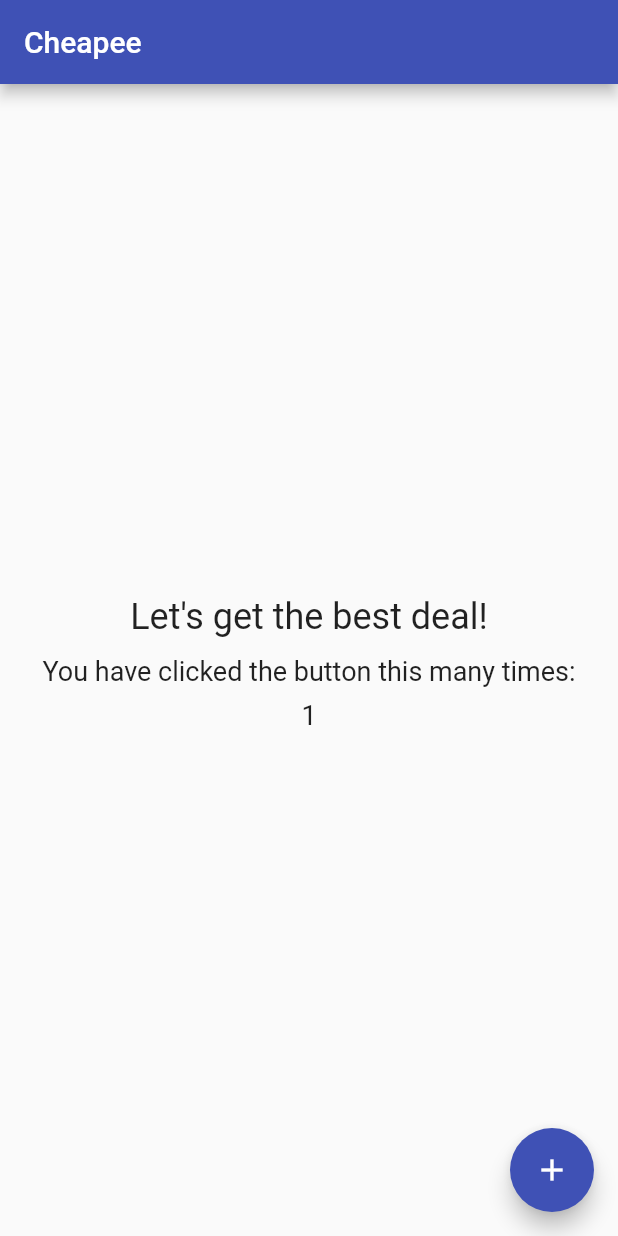
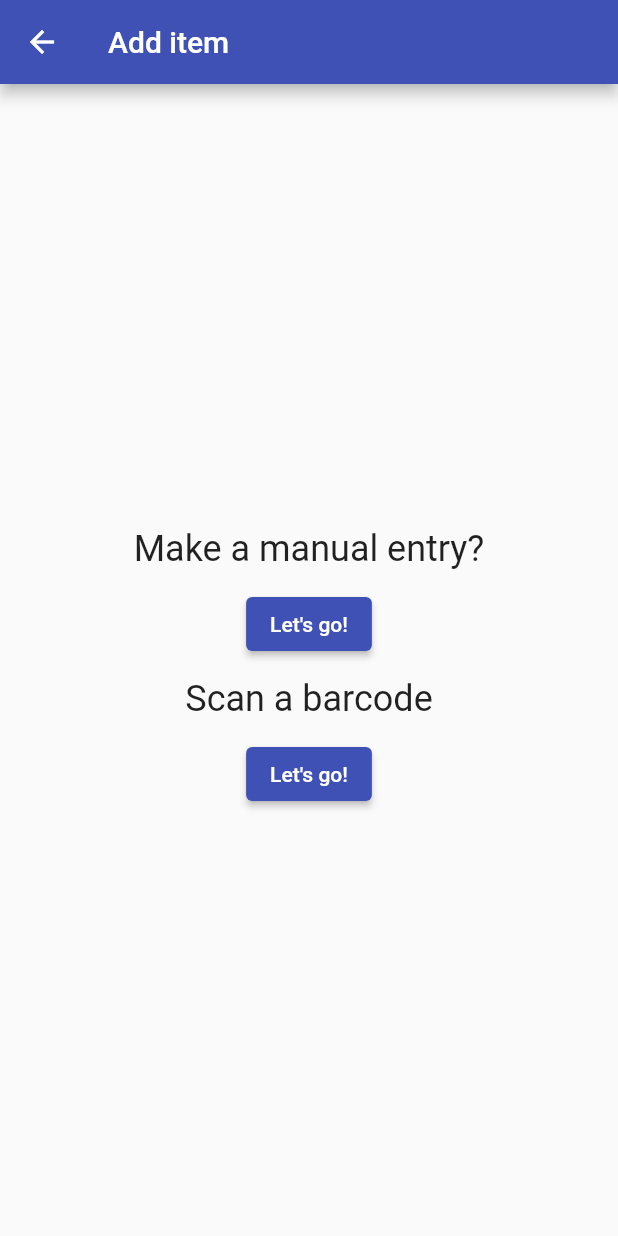
Before and after one commit to yougotwill/cheapee, a Flutter app: the screen it shows after launch, after a tap on the "add" icon, on a phone screen of 412 x 824 dp. Run offline on Flutter 3.47's test engine with Material 2 defaults, Android fonts, the phone set to English and light mode, and no system bars; our stand-ins replace cloud_firestore, firebase_core; accounts and stored records are empty.

Commit message:
added item screens made, tweaked heading widget styling

```diff
--- a/lib/main.dart
+++ b/lib/main.dart
@@ -3,7 +3,10 @@ import 'package:provider/provider.dart';
 import 'package:firebase_core/firebase_core.dart';
 import 'package:cloud_firestore/cloud_firestore.dart';
 
-import 'src/pages/homepage.dart';
+import 'src/pages/home.dart';
+import 'src/pages/addItem.dart';
+import 'package:cheapee/src/pages/addItemManual.dart';
+import 'package:cheapee/src/pages/addItemBarcode.dart';
 
 void main() {
   runApp(
@@ -32,8 +35,14 @@ class App extends StatelessWidget {
           // is not restarted.
           primarySwatch: Colors.indigo,
         ),
-      home: HomePage(title: 'Cheapee'),
-    );
+        routes: {
+          '/': (context) => HomePage(title: 'Cheapee'),
+          '/add': (context) => AddItemPage(title: 'Add item'),
+          '/add/manual': (context) =>
+              AddItemManualPage(title: 'Add item manually'),
+          '/add/scan': (context) =>
+              AddItemBarcodePage(title: 'Add item manually'),
+        });
   }
 }
 
--- /dev/null
+++ b/lib/src/pages/addItem.dart
@@ -0,0 +1,58 @@
+import 'package:flutter/material.dart';
+
+import '../widgets/header.dart';
+import '../widgets/paragraph.dart';
+
+class AddItemPage extends StatefulWidget {
+  AddItemPage({Key key, this.title}) : super(key: key);
+
+  // This widget is the home page of your application. It is stateful, meaning
+  // that it has a State object (defined below) that contains fields that affect
+  // how it looks.
+
+  // This class is the configuration for the state. It holds the values (in this
+  // case the title) provided by the parent (in this case the App widget) and
+  // used by the build method of the State. Fields in a Widget subclass are
+  // always marked "final".
+
+  final String title;
+
+  @override
+  _AddItemPageState createState() => _AddItemPageState();
+}
+
+class _AddItemPageState extends State<AddItemPage> {
+  void _showAddItemManualPage() {
+    Navigator.of(context).pushNamed('/add/manual');
+  }
+
+  void _showAddItemBarcodePage() {
+    Navigator.of(context).pushNamed('/add/scan');
+  }
+
+  @override
+  Widget build(BuildContext context) {
+    return Scaffold(
+      appBar: AppBar(
+        title: Text(widget.title),
+      ),
+      body: Center(
+        child: Column(
+          mainAxisAlignment: MainAxisAlignment.center,
+          children: <Widget>[
+            Header("Make a manual entry?"),
+            ElevatedButton(
+              onPressed: _showAddItemManualPage,
+              child: Text("Let's go!"),
+            ),
+            Header('Scan a barcode'),
+            ElevatedButton(
+              onPressed: _showAddItemBarcodePage,
+              child: Text("Let's go!"),
+            ),
+          ],
+        ),
+      ),
+    );
+  }
+}
--- a/lib/src/pages/homepage.dart
+++ b/lib/src/pages/home.dart
@@ -22,17 +22,8 @@ class HomePage extends StatefulWidget {
 }
 
 class _HomePageState extends State<HomePage> {
-  int _counter = 0;
-
-  void _incrementCounter() {
-    setState(() {
-      // This call to setState tells the Flutter framework that something has
-      // changed in this State, which causes it to rerun the build method below
-      // so that the display can reflect the updated values. If we changed
-      // _counter without calling setState(), then the build method would not be
-      // called again, and so nothing would appear to happen.
-      _counter++;
-    });
+  void _showAddItemPage() {
+    Navigator.of(context).pushNamed('/add');
   }
 
   @override
@@ -67,21 +58,18 @@ class _HomePageState extends State<HomePage> {
           // center the children vertically; the main axis here is the vertical
           // axis because Columns are vertical (the cross axis would be
           // horizontal).
-          mainAxisAlignment: MainAxisAlignment.center,
+          mainAxisAlignment: MainAxisAlignment.start,
           children: <Widget>[
             Header("Let's get the best deal!"),
             Paragraph(
-              'You have clicked the button this many times:',
-            ),
-            Paragraph(
-              '$_counter',
+              'Add some items by tapping the button below.',
             ),
           ],
         ),
       ),
       floatingActionButton: FloatingActionButton(
-        onPressed: _incrementCounter,
-        tooltip: 'Increment',
+        onPressed: _showAddItemPage,
+        tooltip: 'Add Item',
         child: Icon(Icons.add),
       ), // This trailing comma makes auto-formatting nicer for build methods.
     );
--- a/lib/src/widgets/header.dart
+++ b/lib/src/widgets/header.dart
@@ -6,7 +6,7 @@ class Header extends StatelessWidget {
 
   @override
   Widget build(BuildContext context) => Padding(
-        padding: const EdgeInsets.all(8.0),
+        padding: const EdgeInsets.symmetric(horizontal: 8, vertical: 12),
         child: Text(
           heading,
           style: TextStyle(fontSize: 24),
```
Also changed, not shown: lib/src/pages/addItemBarcode.dart (added, +32 -0 lines), lib/src/pages/addItemManual.dart (added, +32 -0 lines). Lines whose indentation alone changed are shown as unchanged.
